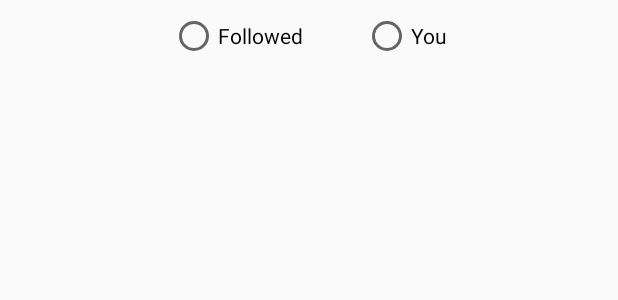
After one commit to CMPUT301F19T09/vibes, an Android app: the layout map_filter.xml on its own in the app's theme, with its tools: preview values and no code run, on a phone screen of 412 x 824 dp. The commit adds this screen. Shown: the top 300 px of the screen. Run offline under Robolectric (Android 15) with nearby library versions, the phone set to English and light mode, and no system bars.

Commit message:
added map filter files

```diff
--- /dev/null
+++ b/app/src/main/res/layout/map_filter.xml
@@ -0,0 +1,31 @@
+<?xml version="1.0" encoding="utf-8"?>
+<LinearLayout xmlns:android="http://schemas.android.com/apk/res/android"
+    android:layout_width="match_parent"
+    android:layout_height="wrap_content"
+    android:gravity="center|center_horizontal"
+    android:orientation="horizontal">
+
+    <RadioGroup
+        android:layout_width="match_parent"
+        android:layout_height="match_parent"
+        android:gravity="center"
+        android:orientation="horizontal"
+        android:paddingBottom="5dp">
+
+        <RadioButton
+            android:id="@+id/radioButton2"
+            android:layout_width="wrap_content"
+            android:layout_height="wrap_content"
+            android:layout_marginTop="5dp"
+            android:text="Followed" />
+
+        <RadioButton
+            android:id="@+id/radioButton"
+            android:layout_width="wrap_content"
+            android:layout_height="wrap_content"
+            android:layout_marginLeft="40dp"
+            android:layout_marginTop="5dp"
+            android:text="You" />
+    </RadioGroup>
+
+</LinearLayout>
```
Also changed, not shown: app/src/main/java/com/cmput301f19t09/vibes/MainActivity.java (+11 -0 lines), app/src/main/java/com/cmput301f19t09/vibes/fragments/mapfragment/MapFilter.java (added, +29 -0 lines), app/src/main/java/com/cmput301f19t09/vibes/fragments/mapfragment/MapFragment.java (+8 -0 lines).
